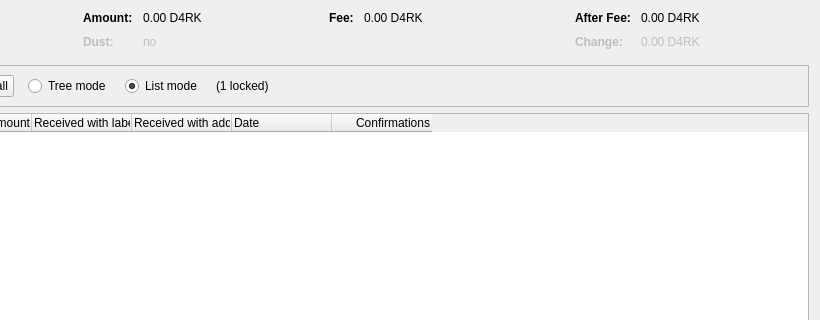
Before: the Qt Designer form src/qt/forms/coincontroldialog.ui in DarkPayCoin/darkpay-core, drawn with Qt 5; both pictures show x 180 to 1000 and y 0 to 320 of the 1000 by 500 pixel window.
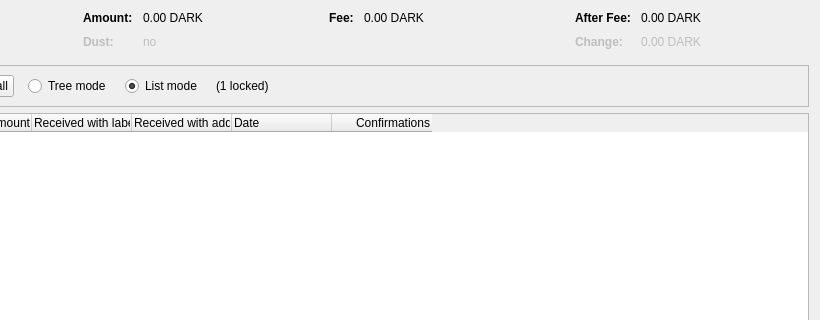
After: the same form once the commit is applied. Custom widgets are drawn as their Qt base class.

```diff
--- a/src/qt/forms/coincontroldialog.ui
+++ b/src/qt/forms/coincontroldialog.ui
@@ -132,7 +132,7 @@
           <enum>Qt::ActionsContextMenu</enum>
          </property>
          <property name="text">
-          <string notr="true">0.00 D4RK</string>
+          <string notr="true">0.00 DARK</string>
          </property>
          <property name="textInteractionFlags">
           <set>Qt::LinksAccessibleByMouse|Qt::TextSelectableByKeyboard|Qt::TextSelectableByMouse</set>
@@ -212,7 +212,7 @@
           <enum>Qt::ActionsContextMenu</enum>
          </property>
          <property name="text">
-          <string notr="true">0.00 D4RK</string>
+          <string notr="true">0.00 DARK</string>
          </property>
          <property name="textInteractionFlags">
           <set>Qt::LinksAccessibleByMouse|Qt::TextSelectableByKeyboard|Qt::TextSelectableByMouse</set>
@@ -257,7 +257,7 @@
           <enum>Qt::ActionsContextMenu</enum>
          </property>
          <property name="text">
-          <string notr="true">0.00 D4RK</string>
+          <string notr="true">0.00 DARK</string>
          </property>
          <property name="textInteractionFlags">
           <set>Qt::LinksAccessibleByMouse|Qt::TextSelectableByKeyboard|Qt::TextSelectableByMouse</set>
@@ -292,7 +292,7 @@
           <enum>Qt::ActionsContextMenu</enum>
          </property>
          <property name="text">
-          <string notr="true">0.00 D4RK</string>
+          <string notr="true">0.00 DARK</string>
          </property>
          <property name="textInteractionFlags">
           <set>Qt::LinksAccessibleByMouse|Qt::TextSelectableByKeyboard|Qt::TextSelectableByMouse</set>
```
